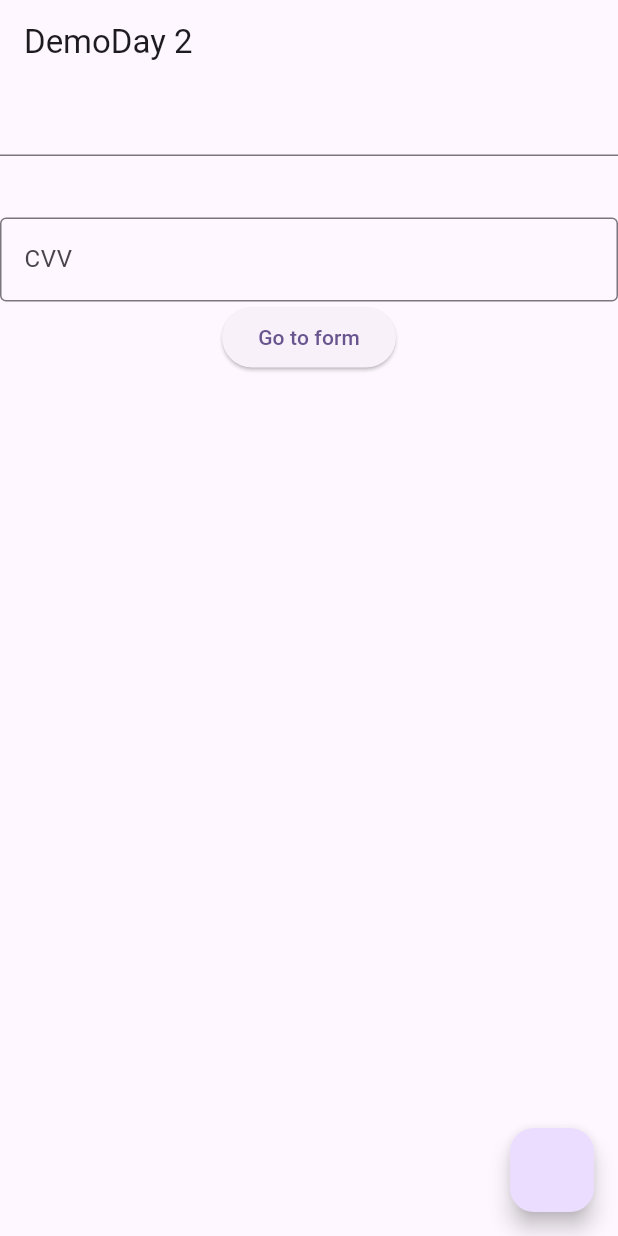
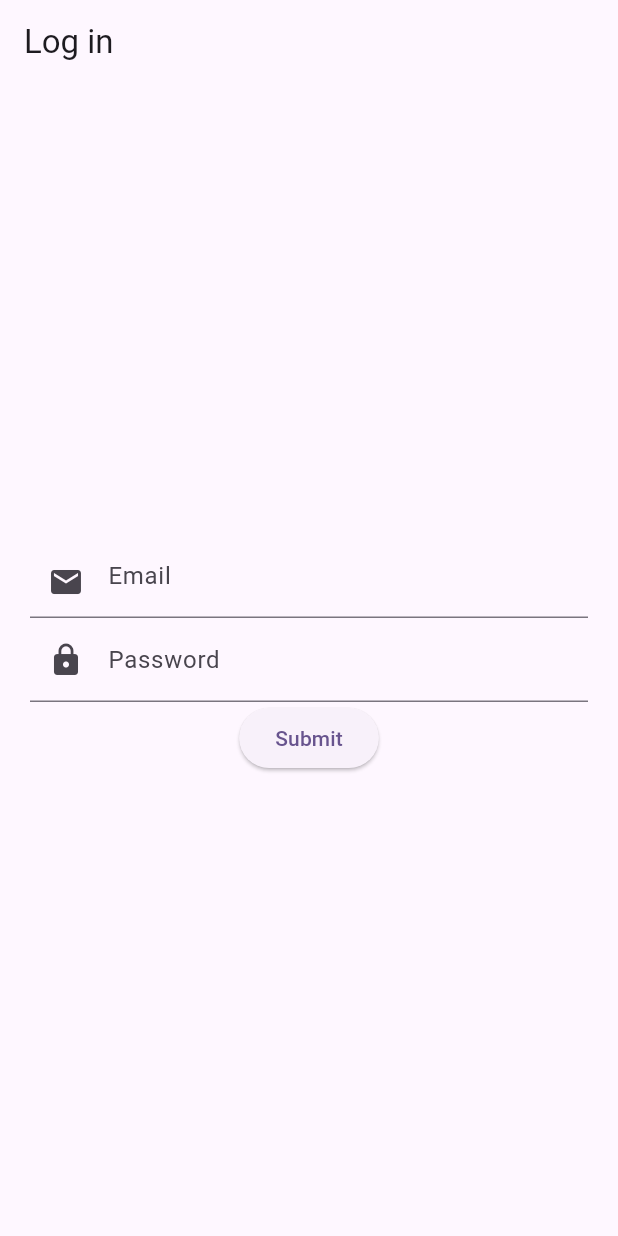
Before and after one commit to dasst666/until2024, a Flutter app: the screen it shows after launch, on a phone screen of 412 x 824 dp. Run offline on Flutter 3.47's test engine with Material 3 defaults, Android fonts, the phone set to English and light mode, and no system bars.

Commit message:
Третий день, эксперементирую со страницей login

```diff
--- /dev/null
+++ b/lib/login_page.dart
@@ -0,0 +1,61 @@
+import 'package:flutter/material.dart';
+
+class LoginPage extends StatefulWidget {
+  const LoginPage({super.key});
+
+  @override
+  State<LoginPage> createState() => _LoginPageState();
+}
+
+class _LoginPageState extends State<LoginPage> {
+  final _formKey = GlobalKey<FormState>();
+
+  @override
+  Widget build(BuildContext context) {
+    return Scaffold(
+      appBar: AppBar(
+        title: const Text("Log in"),
+      ),
+      body: Container(
+          padding: const EdgeInsets.all(20),
+          child: Center(
+            child: Form(
+              key: _formKey,
+              child: Column(
+                mainAxisAlignment: MainAxisAlignment.center,
+                crossAxisAlignment: CrossAxisAlignment.center,
+                children: [
+                  const TextField(
+                    decoration: InputDecoration(
+                        hintText: "Email", prefixIcon: Icon(Icons.email)),
+                  ),
+                  TextFormField(
+                    validator: (value) {
+                      if (value == null || value.isEmpty) {
+                        return "Please enter some password";
+                      }
+                      return null;
+                    },
+                    keyboardType: TextInputType.number,
+                    decoration: const InputDecoration(
+                        labelText: "Password", prefixIcon: Icon(Icons.lock)),
+                  ),
+                  ElevatedButton(
+                      onPressed: () => {
+                            if (_formKey.currentState!.validate())
+                              {
+                                ScaffoldMessenger.of(context).showSnackBar(
+                                  const SnackBar(
+                                      content: Text('Processing Data')),
+                                )
+                              }
+                          },
+                      child: const Text("Submit"))
+                ],
+              ),
+            ),
+          ),
+        ),
+    );
+  }
+}
--- a/lib/main.dart
+++ b/lib/main.dart
@@ -1,4 +1,5 @@
 import 'package:calculator/home_page.dart';
+import 'package:calculator/login_page.dart';
 import 'package:flutter/material.dart';
 
 void main() {
@@ -17,7 +18,7 @@ class MyApp extends StatelessWidget {
         colorScheme: ColorScheme.fromSeed(seedColor: Colors.deepPurple),
         useMaterial3: true,
       ),
-      home: const HomePage(),
+      home: LoginPage(),
     );
   }
 }
```
